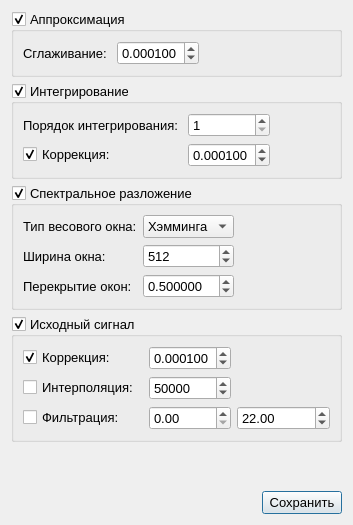
Old version of the form gui/SignalCharacteristicsWindow.ui in the repository Qinterfly/EvalSig.
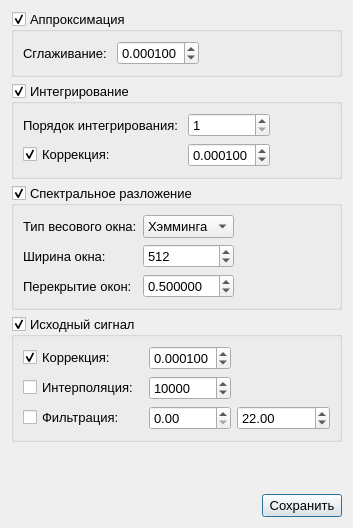
New version of the form.

What changed in the file:
```diff
--- a/gui/SignalCharacteristicsWindow.ui
+++ b/gui/SignalCharacteristicsWindow.ui
@@ -10,7 +10,7 @@
     <x>0</x>
     <y>0</y>
     <width>353</width>
-    <height>525</height>
+    <height>528</height>
    </rect>
   </property>
   <property name="sizePolicy">
@@ -319,7 +319,7 @@
          <enum>QAbstractSpinBox::AdaptiveDecimalStepType</enum>
         </property>
         <property name="value">
-         <number>50000</number>
+         <number>10000</number>
         </property>
        </widget>
       </item>
```
